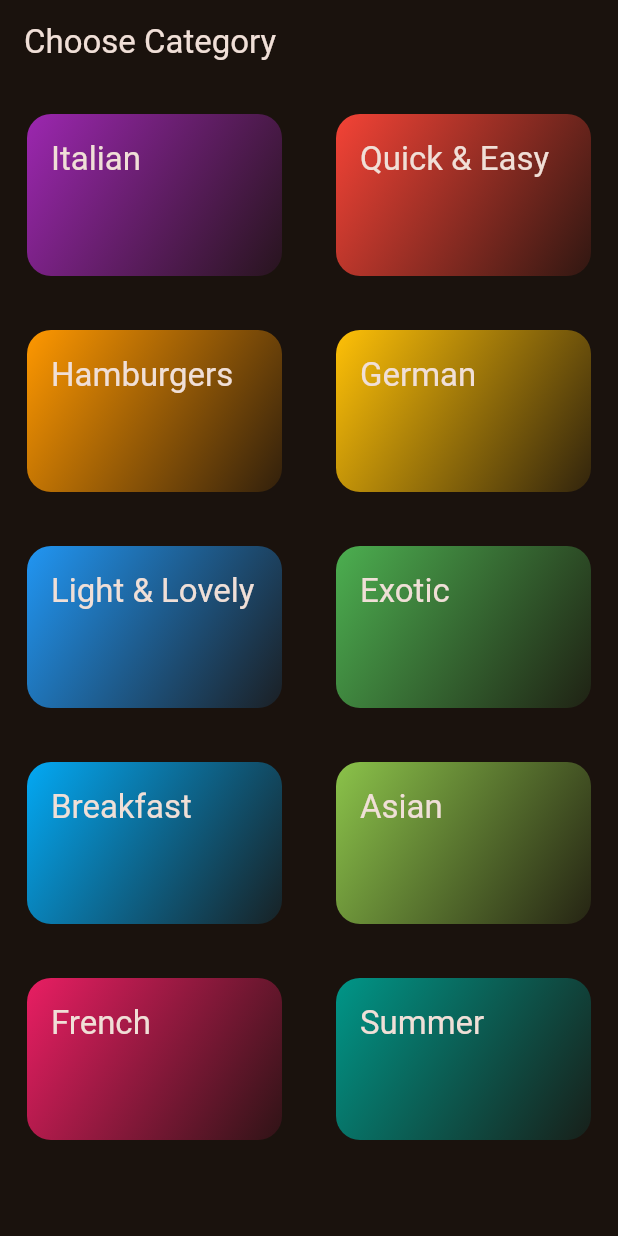
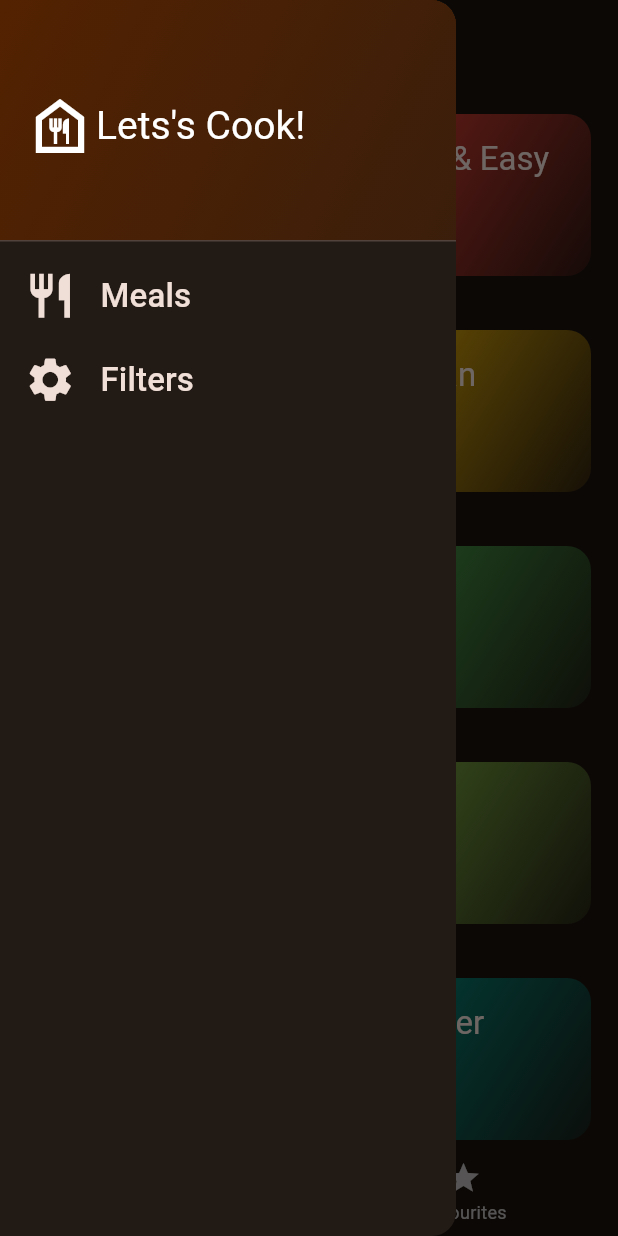
Before and after one commit to bhavyabedi/meals, a Flutter app: the screen it shows after launch, with the side drawer open (before the commit the screen has no drawer), on a phone screen of 412 x 824 dp. Run offline on Flutter 3.47's test engine with Material 3 defaults, Android fonts, the phone set to English and light mode, and no system bars; our stand-ins replace google_fonts, transparent_image.

Commit message:
Drawer and Filters Screen

```diff
--- a/lib/main.dart
+++ b/lib/main.dart
@@ -1,6 +1,6 @@
 import 'package:flutter/material.dart';
 import 'package:google_fonts/google_fonts.dart';
-import 'package:meals/screens/CategoriesSceen.dart';
+import 'package:meals/screens/tab_screen.dart';
 
 final theme = ThemeData(
   useMaterial3: true,
@@ -22,7 +22,7 @@ class App extends StatelessWidget {
   Widget build(BuildContext context) {
     return MaterialApp(
       theme: theme,
-      home: const CategoriesScreen(),
+      home: const TabScreen(),
     );
   }
 }
--- a/lib/screens/CategoriesSceen.dart
+++ /dev/null
@@ -1,57 +0,0 @@
-import 'package:flutter/material.dart';
-import 'package:meals/data/data.dart';
-import 'package:meals/models/category.dart';
-import 'package:meals/screens/MealsScreen.dart';
-import 'package:meals/widgets/category_grid_item.dart';
-
-class CategoriesScreen extends StatelessWidget {
-  const CategoriesScreen({super.key});
-
-  void _selectCaregory(BuildContext context, Category category) {
-    final filteredList = dummyMeals
-        .where(
-          (meal) => meal.categories.contains(category.id),
-        )
-        .toList();
-    Navigator.push(
-      context,
-      MaterialPageRoute(
-        builder: (context) => MealsScreen(
-          title: category.title,
-          meals: filteredList,
-        ),
-      ),
-    );
-  }
-
-  @override
-  Widget build(BuildContext context) {
-    return Scaffold(
-      appBar: AppBar(
-        title: const Text('Choose Category'),
-      ),
-      body: GridView(
-        padding: const EdgeInsets.symmetric(horizontal: 10, vertical: 12),
-        gridDelegate: const SliverGridDelegateWithFixedCrossAxisCount(
-          crossAxisCount: 2,
-          childAspectRatio: 3 / 2,
-          mainAxisSpacing: 20,
-          crossAxisSpacing: 20,
-        ),
-        children: availableCategories
-            .map(
-              (category) => CategoryGridItem(
-                category: category,
-                onSelectCategory: () {
-                  _selectCaregory(
-                    context,
-                    category,
-                  );
-                },
-              ),
-            )
-            .toList(),
-      ),
-    );
-  }
-}
--- /dev/null
+++ b/lib/screens/categories_screen.dart
@@ -0,0 +1,59 @@
+import 'package:flutter/material.dart';
+import 'package:meals/data/data.dart';
+import 'package:meals/models/category.dart';
+import 'package:meals/models/meals.dart';
+import 'package:meals/screens/meals_screen.dart';
+import 'package:meals/widgets/category_grid_item.dart';
+
+class CategoriesScreen extends StatelessWidget {
+  const CategoriesScreen({
+    super.key,
+    required this.onFavouriteToggle,
+  });
+
+  final void Function(Meal meal) onFavouriteToggle;
+
+  void _selectCaregory(BuildContext context, Category category) {
+    final filteredList = dummyMeals
+        .where(
+          (meal) => meal.categories.contains(category.id),
+        )
+        .toList();
+    Navigator.push(
+      context,
+      MaterialPageRoute(
+        builder: (context) => MealsScreen(
+          title: category.title,
+          meals: filteredList,
+          onFavouriteToggle: onFavouriteToggle,
+        ),
+      ),
+    );
+  }
+
+  @override
+  Widget build(BuildContext context) {
+    return GridView(
+      padding: const EdgeInsets.symmetric(horizontal: 10, vertical: 12),
+      gridDelegate: const SliverGridDelegateWithFixedCrossAxisCount(
+        crossAxisCount: 2,
+        childAspectRatio: 3 / 2,
+        mainAxisSpacing: 20,
+        crossAxisSpacing: 20,
+      ),
+      children: availableCategories
+          .map(
+            (category) => CategoryGridItem(
+              category: category,
+              onSelectCategory: () {
+                _selectCaregory(
+                  context,
+                  category,
+                );
+              },
+            ),
+          )
+          .toList(),
+    );
+  }
+}
--- /dev/null
+++ b/lib/screens/tab_screen.dart
@@ -0,0 +1,94 @@
+import 'package:flutter/material.dart';
+import 'package:meals/models/meals.dart';
+import 'package:meals/screens/categories_screen.dart';
+import 'package:meals/screens/filters.dart';
+import 'package:meals/screens/meals_screen.dart';
+import 'package:meals/widgets/side_bar.dart';
+
+class TabScreen extends StatefulWidget {
+  const TabScreen({super.key});
+
+  @override
+  State<TabScreen> createState() {
+    return _TabScreenState();
+  }
+}
+
+class _TabScreenState extends State<TabScreen> {
+  int _selectedPageIndex = 0;
+  final List<Meal> favouriteMeals = [];
+
+  void _showInfoMessage(String message) {
+    ScaffoldMessenger.of(context).clearSnackBars();
+    ScaffoldMessenger.of(context).showSnackBar(
+      SnackBar(
+        content: Text(message),
+      ),
+    );
+  }
+
+  void _toggleMealFavourite(Meal meal) {
+    if (favouriteMeals.contains(meal)) {
+      setState(() {
+        favouriteMeals.remove(meal);
+        _showInfoMessage('Removed from Favourites');
+      });
+    } else {
+      setState(() {
+        favouriteMeals.add(meal);
+        _showInfoMessage('Added to Favourites');
+      });
+    }
+  }
+
+  void selectPage(int index) {
+    setState(() {
+      _selectedPageIndex = index;
+    });
+  }
+
+  void _setScreen(String identifier) {
+    Navigator.of(context).pop();
+    if (identifier == 'Filters') {
+      Navigator.of(context)
+          .push(MaterialPageRoute(builder: (context) => const FiltersScreen()));
+    }
+  }
+
+  @override
+  Widget build(BuildContext context) {
+    Widget activePage = CategoriesScreen(
+      onFavouriteToggle: _toggleMealFavourite,
+    );
+    var activePageTitle = 'Categories';
+
+    if (_selectedPageIndex == 1) {
+      activePage = MealsScreen(
+        meals: favouriteMeals,
+        onFavouriteToggle: _toggleMealFavourite,
+      );
+      activePageTitle = 'Favourites';
+    }
+    return Scaffold(
+      appBar: AppBar(
+        title: Text(activePageTitle),
+      ),
+      drawer: SideBar(
+        onSelect: _setScreen,
+      ),
+      body: activePage,
+      bottomNavigationBar: BottomNavigationBar(
+        onTap: selectPage,
+        currentIndex: _selectedPageIndex,
+        items: const [
+          BottomNavigationBarItem(
+              icon: Icon(Icons.set_meal), label: 'Categories'),
+          BottomNavigationBarItem(
+            icon: Icon(Icons.star),
+            label: 'Favourites',
+          ),
+        ],
+      ),
+    );
+  }
+}
--- /dev/null
+++ b/lib/widgets/side_bar.dart
@@ -0,0 +1,79 @@
+import 'package:flutter/material.dart';
+
+class SideBar extends StatelessWidget {
+  const SideBar({
+    super.key,
+    required this.onSelect,
+  });
+
+  final void Function(String identifier) onSelect;
+
+  @override
+  Widget build(BuildContext context) {
+    return Drawer(
+      child: Column(
+        children: [
+          DrawerHeader(
+            decoration: BoxDecoration(
+              gradient: LinearGradient(
+                colors: [
+                  Theme.of(context).colorScheme.onPrimary,
+                  Theme.of(context).colorScheme.onPrimary.withOpacity(0.5),
+                ],
+                begin: Alignment.topLeft,
+                end: Alignment.bottomRight,
+              ),
+            ),
+            child: Row(
+              children: [
+                const Icon(
+                  Icons.food_bank_outlined,
+                  size: 48,
+                ),
+                Text(
+                  'Lets\'s Cook!',
+                  style: Theme.of(context).textTheme.titleLarge!.copyWith(
+                        color: Colors.white,
+                        fontSize: 26,
+                      ),
+                ),
+              ],
+            ),
+          ),
+          ListTile(
+            leading: Icon(
+              Icons.restaurant,
+              size: 35,
+              color: Theme.of(context).colorScheme.onBackground,
+            ),
+            title: Text(
+              'Meals',
+              style: Theme.of(context).textTheme.titleSmall!.copyWith(
+                  fontSize: 22,
+                  color: Theme.of(context).colorScheme.onBackground),
+            ),
+            onTap: () {
+              onSelect('Meals');
+            },
+          ),
+          ListTile(
+            leading: Icon(
+              Icons.settings,
+              size: 35,
+              color: Theme.of(context).colorScheme.onBackground,
+            ),
+            title: Text(
+              'Filters',
+              style: Theme.of(context).textTheme.titleSmall!.copyWith(
+                  fontSize: 22,
+                  color: Theme.of(context).colorScheme.onBackground),
+            ),
+            onTap: () {
+              onSelect('Filters');
+            },
+          ),
+        ],
+      ),
+    );
+  }
+}
```
Also changed, not shown: lib/screens/MealsScreen.dart (deleted, +0 -71 lines), lib/screens/filters.dart (added, +141 -0 lines), lib/screens/meal_details.dart (renamed from lib/screens/MealDetailScreen.dart, +35 -6 lines), lib/screens/meals_screen.dart (added, +71 -0 lines).
